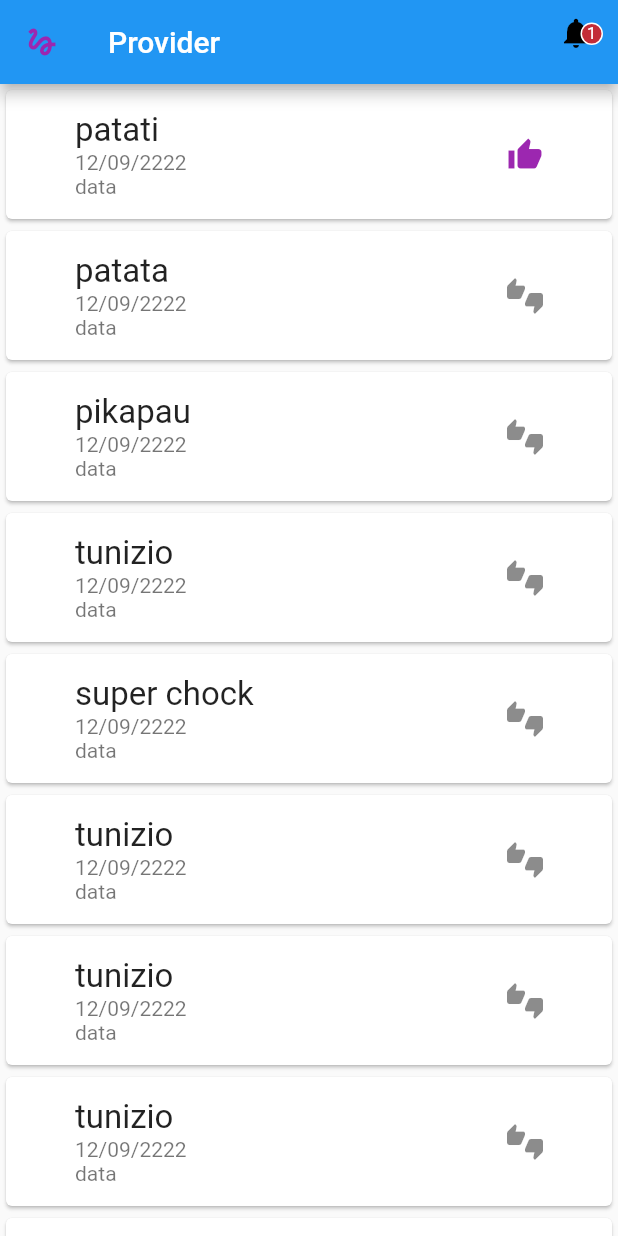
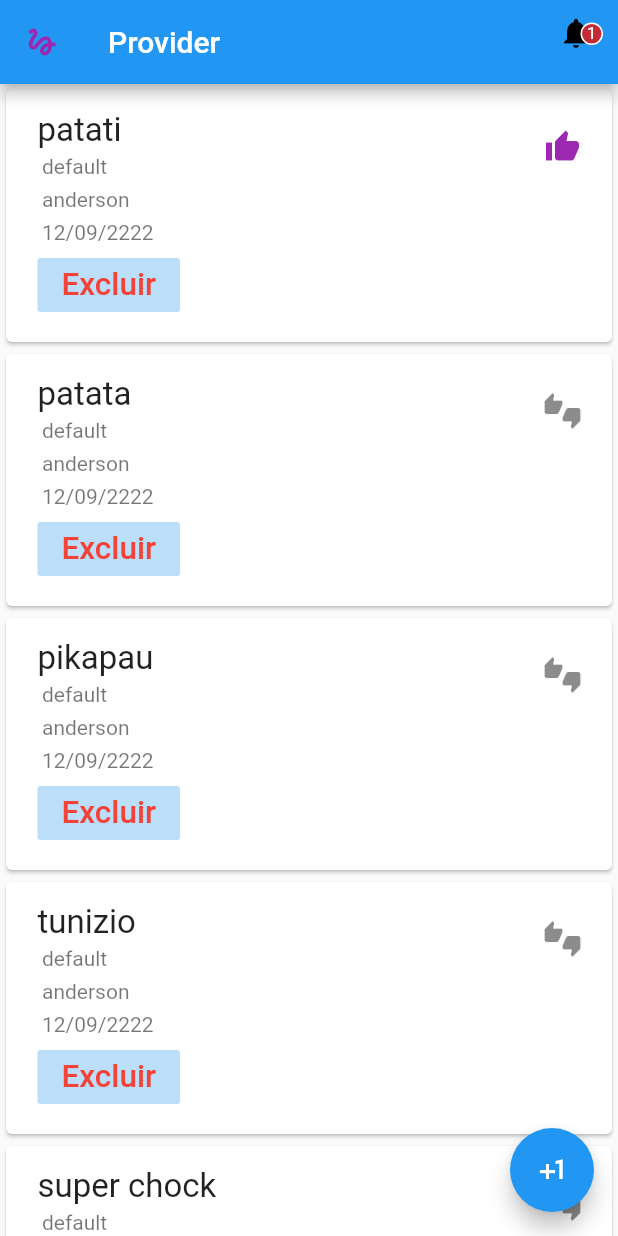
Before and after one commit to anderson-fruhauf/curso-flutter, a Flutter app: the screen it shows after launch, on a phone screen of 412 x 824 dp. Run offline on Flutter 3.47's test engine with Material 2 defaults, Android fonts, the phone set to English and light mode, and no system bars.

```diff
--- a/lib/models/hero.model.dart
+++ b/lib/models/hero.model.dart
@@ -3,10 +3,13 @@ class HeroModel {
   bool isFavorite;
   String data;
   String tecnico;
+  String cliente;
 
-  HeroModel(
-      {this.nome,
-      this.isFavorite = false,
-      this.data = '12/09/2222',
-      this.tecnico = "anderson"});
+  HeroModel({
+    this.nome,
+    this.isFavorite = false,
+    this.data = '12/09/2222',
+    this.tecnico = "anderson",
+    this.cliente = 'default',
+  });
 }
--- a/lib/pages/heroes.page.dart
+++ b/lib/pages/heroes.page.dart
@@ -51,7 +51,7 @@ class _MyHomePageState extends State<MyHeroPage> {
       },
       child: Card(
         child: Padding(
-          padding: new EdgeInsets.symmetric(horizontal: 30, vertical: 10),
+          padding: new EdgeInsets.symmetric(horizontal: 5, vertical: 10),
           child: Stack(
             children: <Widget>[
               ListTile(
@@ -62,8 +62,31 @@ class _MyHomePageState extends State<MyHeroPage> {
                 subtitle: Column(
                     crossAxisAlignment: CrossAxisAlignment.start,
                     children: <Widget>[
-                  Text(heroModel.data),
-                  Text('data'),
+                      Padding(
+                        padding: EdgeInsets.all(3),
+                        child: Text(heroModel.cliente),
+                      ),
+                      Padding(
+                        padding: EdgeInsets.all(3),
+                        child: Text(heroModel.tecnico),
+                      ),
+                      Padding(
+                        padding: EdgeInsets.all(3),
+                        child: Text(heroModel.data),
+                      ),
+                      FlatButton(
+                        child: Text(
+                          'Excluir',
+                          style: TextStyle(
+                            color: Colors.red,
+                            fontSize: 21,
+                          ),
+                        ),
+                        color: Colors.blue[100],
+                        onPressed: () {
+                          heroesController.remove(heroModel);
+                        },
+                      ),
                     ]),
                 trailing: heroModel.isFavorite
                     ? Icon(
@@ -117,8 +140,8 @@ class _MyHomePageState extends State<MyHeroPage> {
                           builder: (context, heroController, widget) {
                             return Text(
                               "${heroController.heroes.where((i) => i.isFavorite).length}",
-                                style: TextStyle(
-                                    color: Colors.white, fontSize: 11),
+                              style:
+                                  TextStyle(color: Colors.white, fontSize: 11),
                               textAlign: TextAlign.center,
                             );
                           },
@@ -139,7 +162,24 @@ class _MyHomePageState extends State<MyHeroPage> {
           heroes.addAll(heroesController.heroes.where((i) => !i.isFavorite));
           return _buildList(heroesController, heroes);
         },
-        )
+      ),
+      floatingActionButton: Consumer<HeroesController>(
+        builder: (context, heroesController, whidget) {
+          return FloatingActionButton(
+            child: Icon(Icons.plus_one),
+            onPressed: () {
+              HeroModel model = new HeroModel(
+                cliente: 'cliente',
+                data: "12/12/12",
+                isFavorite: true,
+                nome: 'Criado no botao',
+              );
+
+              heroesController.add(model);
+            },
+          );
+        },
+      ),
       // is trailing comma makes auto-formatting nicer for build methods.
     );
   }
```
Also changed, not shown: lib/controller/heroes.controller.dart (+10 -0 lines). Lines whose indentation alone changed are shown as unchanged.
